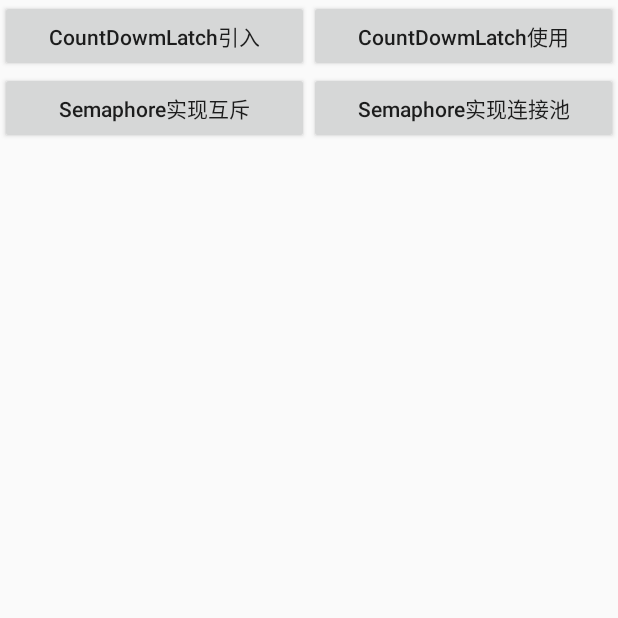
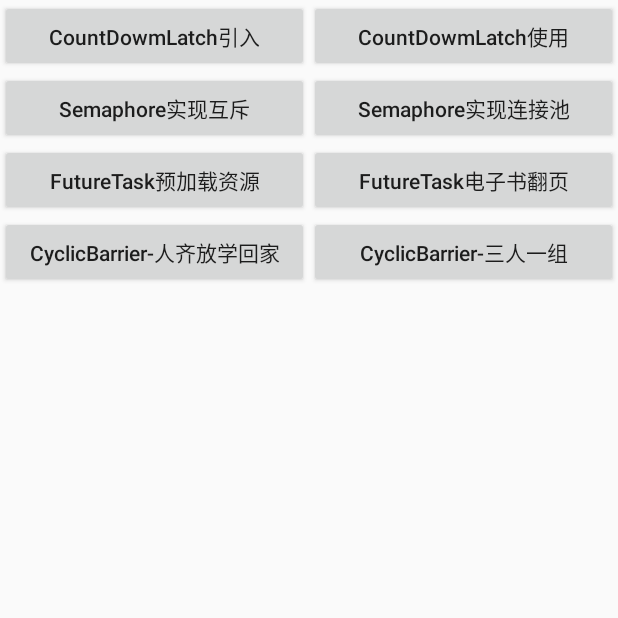
Before and after one commit to Jeffery336699/NoAndroidX, an Android app: the JavaConcurrentActivity screen opened directly, with no data from a screen before it, on a phone screen of 412 x 824 dp, the top half of it. Run offline under Robolectric (Android 15) with nearby library versions, the light colour scheme and no system bars; our stand-ins replace CircleImageView.

Commit message:
Java并发编程

```diff
--- a/drawable/src/main/AndroidManifest.xml
+++ b/drawable/src/main/AndroidManifest.xml
@@ -5,9 +5,8 @@
     <application
         android:name=".App"
         android:allowBackup="true"
-        android:icon="@mipmap/ic_launcher"
+        android:icon="@mipmap/github"
         android:label="@string/app_name"
-        android:roundIcon="@mipmap/ic_launcher_round"
         android:supportsRtl="true"
         android:theme="@style/Theme.NoAndroidX">
         <activity
--- a/drawable/src/main/res/layout/activity_java_concurrent.xml
+++ b/drawable/src/main/res/layout/activity_java_concurrent.xml
@@ -26,7 +26,8 @@
             android:text="CountDowmLatch使用" />
 
     </LinearLayout>
-<LinearLayout
+
+    <LinearLayout
         android:layout_width="match_parent"
         android:layout_height="wrap_content">
 
@@ -46,4 +47,43 @@
 
     </LinearLayout>
 
+    <LinearLayout
+        android:layout_width="match_parent"
+        android:layout_height="wrap_content">
+
+        <Button
+            android:layout_width="0dp"
+            android:layout_height="wrap_content"
+            android:layout_weight="1"
+            android:onClick="onFutureTask"
+            android:text="FutureTask预加载资源" />
+
+        <Button
+            android:layout_width="0dp"
+            android:layout_height="wrap_content"
+            android:layout_weight="1"
+            android:onClick="onFutureTaskEx"
+            android:text="FutureTask电子书翻页" />
+
+    </LinearLayout>
+<LinearLayout
+        android:layout_width="match_parent"
+        android:layout_height="wrap_content">
+
+        <Button
+            android:layout_width="0dp"
+            android:layout_height="wrap_content"
+            android:layout_weight="1"
+            android:onClick="onCyclicBarrier"
+            android:text="CyclicBarrier-人齐放学回家" />
+
+        <Button
+            android:layout_width="0dp"
+            android:layout_height="wrap_content"
+            android:layout_weight="1"
+            android:onClick="onCyclicBarrierEx"
+            android:text="CyclicBarrier-三人一组" />
+
+    </LinearLayout>
+
 </LinearLayout>
```
Also changed, not shown: drawable/src/main/java/com/circle/drawable/activity/JavaConcurrentActivity.java (+24 -0 lines), drawable/src/main/java/com/circle/drawable/concur/BookInstance.java (added, +91 -0 lines), drawable/src/main/java/com/circle/drawable/concur/CyclicBarrierTest.java (added, +57 -0 lines), drawable/src/main/java/com/circle/drawable/concur/CyclicBarrierTest2.java (added, +53 -0 lines), drawable/src/main/java/com/circle/drawable/concur/PreLoaderUseFutureTask.java (added, +65 -0 lines), drawable/src/main/res/mipmap-xhdpi/github.png (added).
